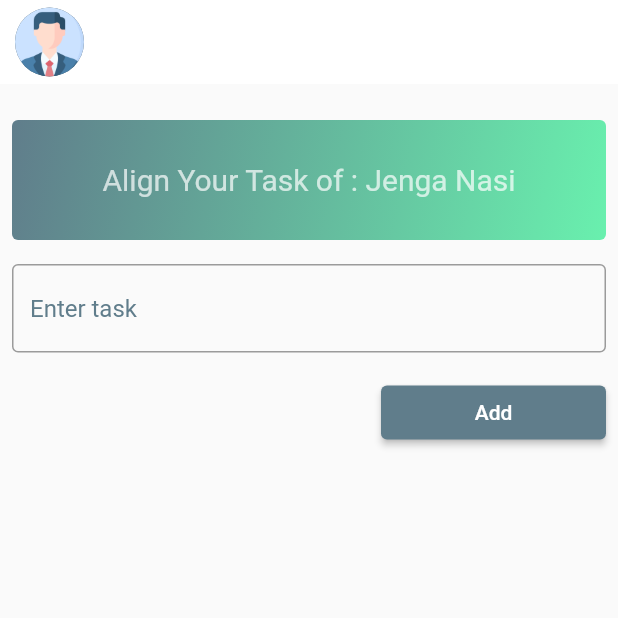
After one commit to iamgaspardev/Jenga_App, a Flutter app: the TaskPage screen opened by its route, after a tap on "Create Task", on a phone screen of 412 x 824 dp, the top half of it. The commit adds this screen. Run offline on Flutter 3.47's test engine with Material 2 defaults, Android fonts, the phone set to English and light mode, and no system bars; our stand-ins replace shared_preferences; accounts and stored records are empty; network calls fail.

Commit message:
tasklist page and create task

```diff
--- a/lib/main.dart
+++ b/lib/main.dart
@@ -1,6 +1,8 @@
 import 'package:flutter/material.dart';
+import 'package:jenga_app/screens/createtask.dart';
 import 'package:jenga_app/screens/dashboard.dart';
 import 'package:jenga_app/screens/loginscreen.dart';
+import 'package:jenga_app/screens/tasklist.dart';
 import 'common_component/app_theme.dart';
 
 void main() {
@@ -20,6 +22,8 @@ class MyApp extends StatelessWidget {
       routes: {
       '/login' : (context) => const LoginScreen(),
       '/dashboard': (context) => const DashboardsCreen(),
+      '/create-task': (context) => const CreateTask(),
+      '/task': (context) => const TaskPage(),
     },
       // home: const LoginScreen() ,
     );
--- /dev/null
+++ b/lib/screens/createtask.dart
@@ -0,0 +1,248 @@
+// ignore_for_file: use_build_context_synchronously
+
+import 'package:flutter/material.dart';
+import 'package:jenga_app/common_component/top_bar.dart';
+
+import '../services/service.dart';
+
+class CreateTask extends StatefulWidget {
+  const CreateTask({super.key});
+
+  @override
+  State<CreateTask> createState() => _CreateTaskState();
+}
+
+class _CreateTaskState extends State<CreateTask> {
+  final _formKey = GlobalKey<FormState>();
+  String? budget;
+  String? projectName;
+  String? leaderName;
+  String? category;
+  String? projectSupervisor;
+  String? startDate;
+  String? endDate;
+
+  void _saveForm() async {
+    if (_formKey.currentState!.validate()) {
+      _formKey.currentState!.save();
+
+      final service = Services();
+      final success = await service.createProject(
+        projectName!,
+        leaderName!,
+        projectSupervisor!,
+        category!,
+        startDate!,
+        endDate!,
+        budget!,
+      );
+
+      if (success) {
+        Navigator.pushReplacementNamed(context, '/dashboard');
+      } else {
+        showDialog(
+          context: context,
+          builder: (context) {
+            return AlertDialog(
+              title: const Text('Error'),
+              content: const Text('Failed to create project.'),
+              actions: [
+                TextButton(
+                  onPressed: () {
+                    Navigator.of(context).pop();
+                  },
+                  child: const Text('OK'),
+                ),
+              ],
+            );
+          },
+        );
+      }
+    }
+  }
+
+  @override
+  Widget build(BuildContext context) {
+    return Scaffold(
+      appBar: const CustomAppBar(),
+      body: SingleChildScrollView(
+        child: Padding(
+          padding: const EdgeInsets.all(8.0),
+          child: Form(
+            key: _formKey,
+            child: Column(
+              crossAxisAlignment: CrossAxisAlignment.start,
+              children: <Widget>[
+                const SizedBox(height: 16),
+                Container(
+                  height: 80,
+                  width: 400,
+                  decoration: BoxDecoration(
+                    borderRadius: BorderRadius.circular(4),
+                    gradient: const LinearGradient(
+                      begin: Alignment.topLeft,
+                      end: Alignment.bottomRight,
+                      colors: [
+                        Colors.blueGrey,
+                        Colors.greenAccent
+                      ], // Add your desired gradient colors here
+                      stops: [0.0, 1.0], // Add stops for each color (optional)
+                    ),
+                  ),
+                  child: const Column(
+                    mainAxisAlignment: MainAxisAlignment.center,
+                    crossAxisAlignment: CrossAxisAlignment.center,
+                    children: [
+                      Text(
+                        "Align Your Task of : Jenga Nasi",
+                        style: TextStyle(
+                          fontSize: 20,
+                          color: Colors.white70,
+                        ),
+                      )
+                    ],
+                  ),
+                ),
+                const SizedBox(height: 16),
+                TextFormField(
+                  decoration: const InputDecoration(
+                    border: OutlineInputBorder(),
+                    hintText: 'Enter task',
+                  ),
+                  validator: (value) {
+                    if (value == null || value.isEmpty) {
+                      return 'Please enter Task to continue';
+                    }
+                    return null;
+                  },
+                  onSaved: (value) {
+                    projectName = value;
+                  },
+                ),
+                // const SizedBox(height: 16),
+                // TextFormField(
+                //   decoration: const InputDecoration(
+                //     border: OutlineInputBorder(),
+                //     hintText: 'Enter Leader Name',
+                //   ),
+                //   validator: (value) {
+                //     if (value == null || value.isEmpty) {
+                //       return 'Please enter the leader name';
+                //     }
+                //     return null;
+                //   },
+                //   onSaved: (value) {
+                //     leaderName = value;
+                //   },
+                // ),
+                // const SizedBox(height: 16),
+                // DropdownButtonFormField<String>(
+                //   decoration: const InputDecoration(
+                //     border: OutlineInputBorder(),
+                //     hintText: 'Select Category',
+                //   ),
+                //   items: ['Road Construction', 'House Construction', 'Others']
+                //       .map((String category) {
+                //     return DropdownMenuItem<String>(
+                //       value: category,
+                //       child: Text(category),
+                //     );
+                //   }).toList(),
+                //   onChanged: (String? newValue) {
+                //     setState(() {
+                //       category = newValue;
+                //     });
+                //   },
+                //   validator: (value) {
+                //     if (value == null || value.isEmpty) {
+                //       return 'Please select a category';
+                //     }
+                //     return null;
+                //   },
+                // ),
+                // const SizedBox(height: 16),
+                // TextFormField(
+                //   decoration: const InputDecoration(
+                //     border: OutlineInputBorder(),
+                //     hintText: 'Enter Project Supervisor',
+                //   ),
+                //   validator: (value) {
+                //     if (value == null || value.isEmpty) {
+                //       return 'Please enter the project supervisor';
+                //     }
+                //     return null;
+                //   },
+                //   onSaved: (value) {
+                //     projectSupervisor = value;
+                //   },
+                // ),
+                // const SizedBox(height: 16),
+                // TextFormField(
+                //   decoration: const InputDecoration(
+                //     border: OutlineInputBorder(),
+                //     hintText: 'Enter Budget',
+                //   ),
+                //   validator: (value) {
+                //     if (value == null || value.isEmpty) {
+                //       return 'Please enter project budget';
+                //     }
+                //     return null;
+                //   },
+                //   onSaved: (value) {
+                //     budget = value;
+                //   },
+                // ),
+                // const SizedBox(height: 16),
+                // TextFormField(
+                //   decoration: const InputDecoration(
+                //     border: OutlineInputBorder(),
+                //     hintText: 'Enter Start Date',
+                //   ),
+                //   validator: (value) {
+                //     if (value == null || value.isEmpty) {
+                //       return 'Please enter the start date';
+                //     }
+                //     return null;
+                //   },
+                //   onSaved: (value) {
+                //     startDate = value;
+                //   },
+                // ),
+                // const SizedBox(height: 16),
+                // TextFormField(
+                //   decoration: const InputDecoration(
+                //     border: OutlineInputBorder(),
+                //     hintText: 'Enter End Date',
+                //   ),
+                //   validator: (value) {
+                //     if (value == null || value.isEmpty) {
+                //       return 'Please enter the end date';
+                //     }
+                //     return null;
+                //   },
+                //   onSaved: (value) {
+                //     endDate = value;
+                //   },
+                // ),
+                //
+                 const SizedBox(height: 16),
+                Row(
+                  mainAxisAlignment: MainAxisAlignment.end,
+                  children: [
+                    SizedBox(
+                      width: 150, // Set the desired width of the button
+                      child: ElevatedButton(
+                        onPressed: _saveForm,
+                        child: const Text('Add'),
+                      ),
+                    ),
+                  ],
+                ),
+              ],
+            ),
+          ),
+        ),
+      ),
+    );
+  }
+}
--- /dev/null
+++ b/lib/screens/tasklist.dart
@@ -0,0 +1,52 @@
+import 'package:flutter/material.dart';
+import 'package:jenga_app/common_component/top_bar.dart';
+import '../services/service.dart';
+
+class TaskPage extends StatefulWidget {
+  const TaskPage({super.key});
+
+  @override
+  State<TaskPage> createState() => _TaskPageState();
+}
+
+class _TaskPageState extends State<TaskPage> {
+  @override
+  Widget build(BuildContext context) {
+    return  Scaffold(
+      appBar: CustomAppBar(),
+      body: Center(
+        child: SingleChildScrollView(
+          // Enable scrolling if content doesn't fit on the screen
+          child: Column(
+            mainAxisAlignment: MainAxisAlignment.center,
+            crossAxisAlignment: CrossAxisAlignment.center,
+            children: [
+              Icon(
+                Icons.warning,
+                size: 70,
+                color: Color.fromARGB(255, 235, 74, 62),
+              ),
+              Padding(
+                padding: EdgeInsets.all(8.0),
+                child: Text("No Task Created"),
+              ),
+              SizedBox(
+                width: 150,
+                child: ElevatedButton(
+                  onPressed: () {
+                    Navigator.pushNamed(context, '/create-task');
+                  },
+                  style: ElevatedButton.styleFrom(
+                    primary: Colors.blue, // Set the button color to blue
+                  ),
+                  child: Text('Create Task'),
+                ),
+              ),
+              SizedBox(height: 16),
+            ],
+          ),
+        ),
+      ),
+    );
+  }
+}
--- a/lib/services/service.dart
+++ b/lib/services/service.dart
@@ -67,6 +67,7 @@ class Services {
         },
         body: body,
       );
+
       if (response.statusCode == 200) {
         return true;
       } else {
```
Also changed, not shown: lib/screens/dashboard.dart (+8 -28 lines), lib/screens/loginscreen.dart (+5 -23 lines).
